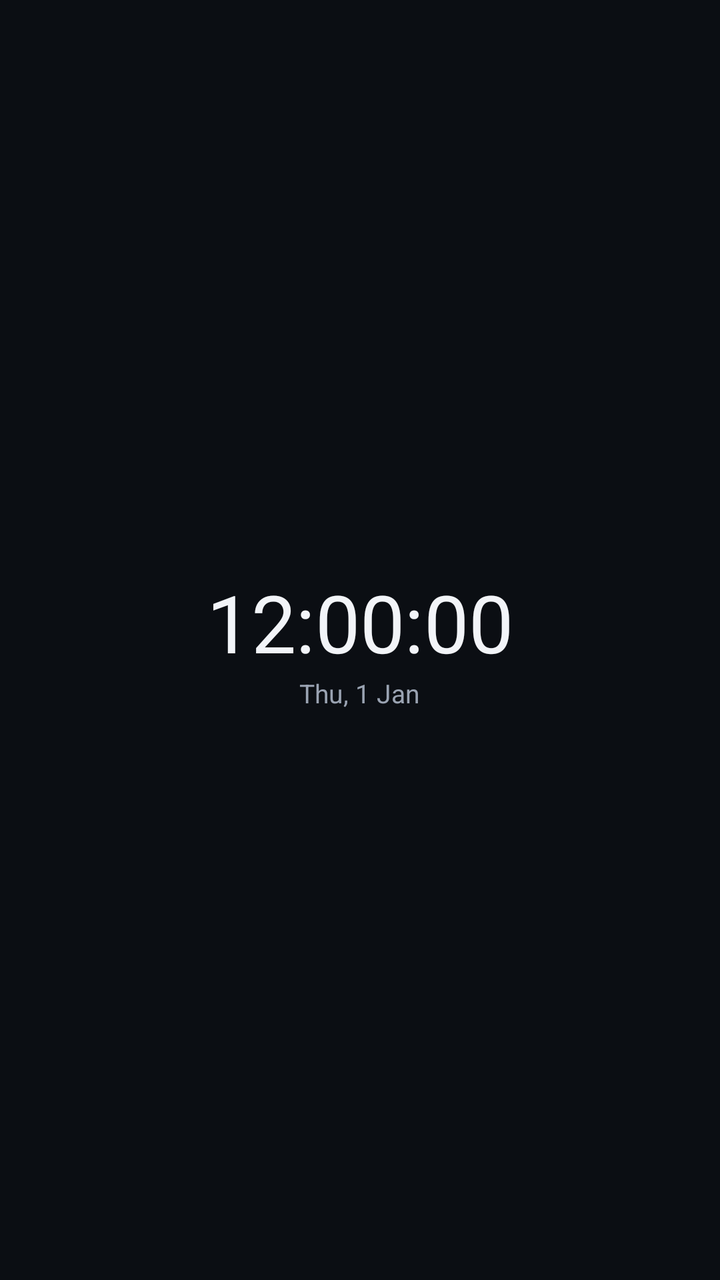
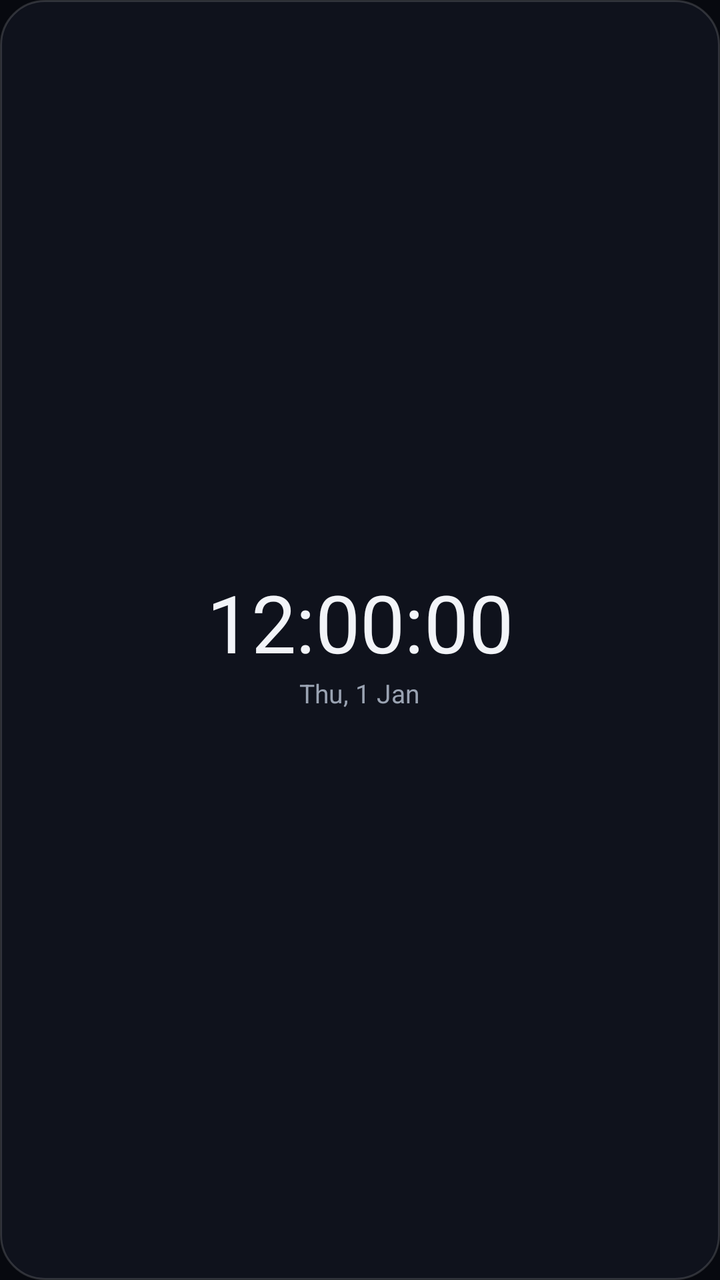

Compare the two renders of this Android layout. The source of the first and the diff that turns it into the second are given below.
<!-- AndroidManifest.xml: application theme Theme.ImfinixLook -->
<!-- res/layout/widget_clock_thin.xml -->
<?xml version="1.0" encoding="utf-8"?>
<LinearLayout xmlns:android="http://schemas.android.com/apk/res/android"
    android:layout_width="match_parent"
    android:layout_height="match_parent"
    android:orientation="vertical"
    android:gravity="center"
    android:background="#F20B0E14">

    <TextClock
        android:id="@+id/widget_time_thin"
        android:layout_width="wrap_content"
        android:layout_height="wrap_content"
        android:format12Hour="hh:mm:ss"
        android:format24Hour="HH:mm:ss"
        android:textSize="40sp"
        android:textColor="#F2F4F8" />

    <TextClock
        android:id="@+id/widget_date_thin"
        android:layout_width="wrap_content"
        android:layout_height="wrap_content"
        android:format12Hour="EEE, d MMM"
        android:format24Hour="EEE, d MMM"
        android:textSize="13sp"
        android:textColor="#9AA3B2" />
</LinearLayout>
<!-- resources referenced by this layout -->
<resources>
  <style name="Theme.ImfinixLook" parent="android:Theme.Material.NoActionBar">
          <item name="android:windowBackground">@color/bg</item>
          <item name="android:statusBarColor">@color/bg</item>
          <item name="android:navigationBarColor">@color/bg</item>
          <item name="android:windowLightStatusBar">false</item>
          <item name="android:colorAccent">@color/accent</item>
      </style>
  <color name="bg">#FF0B0E14</color>
  <color name="accent">#FF6C8CFF</color>
</resources>

<!-- the commit's change to res/layout/widget_clock_thin.xml (unified diff, before → after) -->
@@ -4,7 +4,7 @@
     android:layout_height="match_parent"
     android:orientation="vertical"
     android:gravity="center"
-    android:background="#F20B0E14">
+    android:background="@drawable/widget_bg">
 
     <TextClock
         android:id="@+id/widget_time_thin"
<!-- resource entries referenced after the edit -->
@@ -1,5 +1,12 @@
 <!-- resources referenced by this layout -->
 <resources>
+  <!-- drawable widget_bg (drawable) -->
+  <?xml version="1.0" encoding="utf-8"?>
+  <shape xmlns:android="http://schemas.android.com/apk/res/android" android:shape="rectangle">
+      <solid android:color="#F210141D" />
+      <corners android:radius="22dp" />
+      <stroke android:width="1dp" android:color="#26FFFFFF" />
+  </shape>
   <style name="Theme.ImfinixLook" parent="android:Theme.Material.NoActionBar">
           <item name="android:windowBackground">@color/bg</item>
           <item name="android:statusBarColor">@color/bg</item>
@@ -7,7 +14,7 @@
           <item name="android:windowLightStatusBar">false</item>
           <item name="android:colorAccent">@color/accent</item>
       </style>
-  <color name="bg">#FF0B0E14</color>
+  <color name="bg">#FF07090F</color>
   <color name="accent">#FF6C8CFF</color>
 </resources>
 
